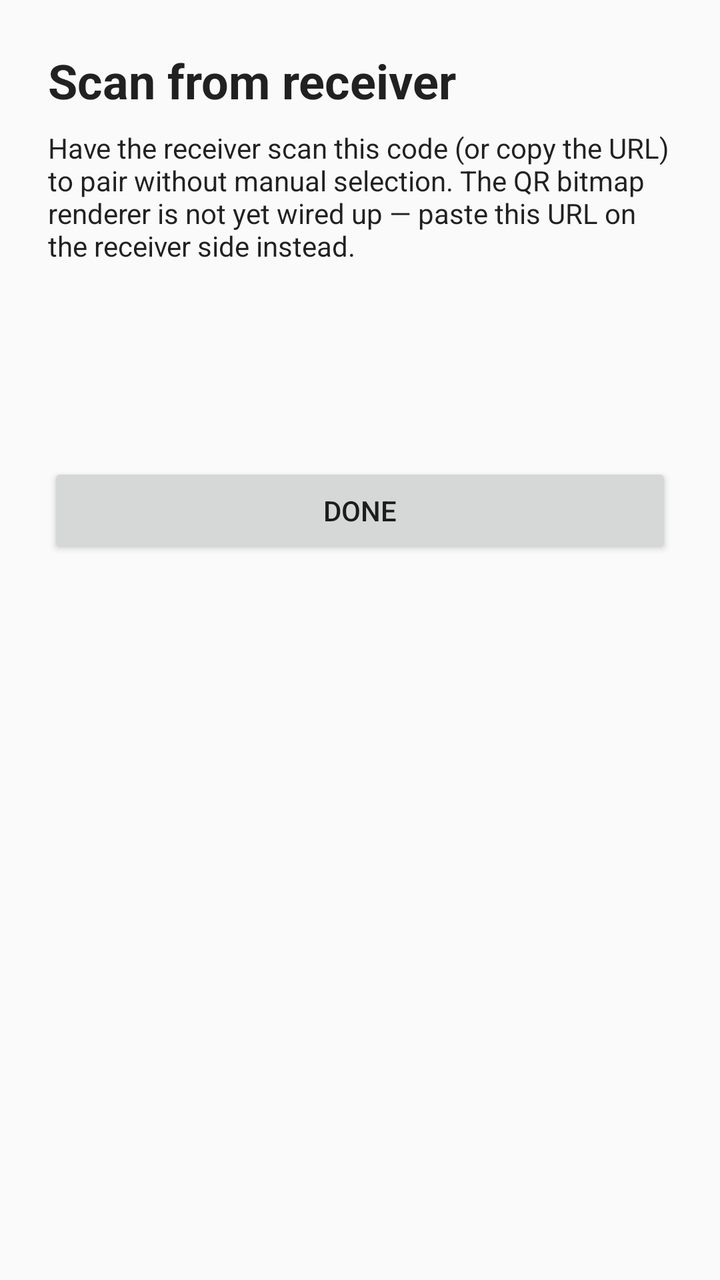
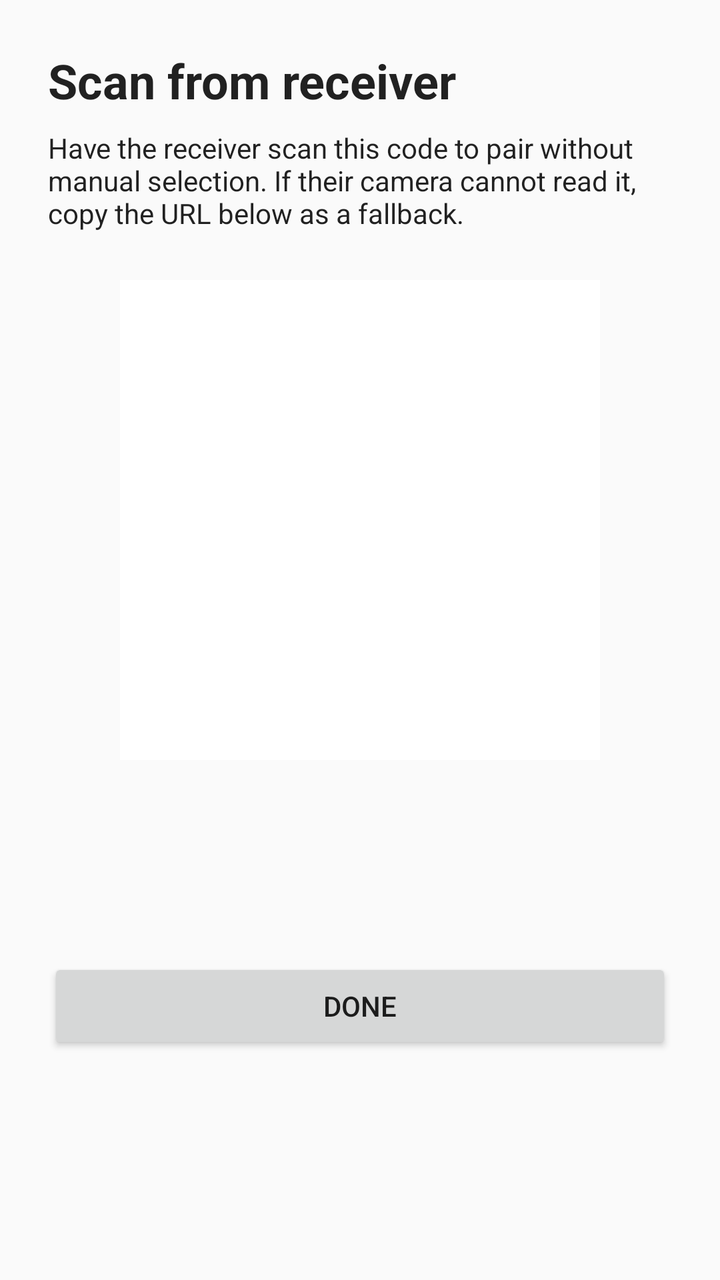

An Android layout rendered at two revisions. The XML below is the earlier revision; the diff shows what the commit changed to produce the second picture.
<!-- AndroidManifest.xml: application theme Theme.WhenVivoMeetsGoogle -->
<!-- res/layout/activity_show_qr.xml -->
<?xml version="1.0" encoding="utf-8"?>
<ScrollView xmlns:android="http://schemas.android.com/apk/res/android"
    android:layout_width="match_parent"
    android:layout_height="match_parent"
    android:fillViewport="true">

    <LinearLayout
        android:layout_width="match_parent"
        android:layout_height="wrap_content"
        android:orientation="vertical"
        android:padding="24dp">

        <TextView
            android:layout_width="match_parent"
            android:layout_height="wrap_content"
            android:text="@string/show_qr_title"
            android:textAppearance="@style/TextAppearance.AppCompat.Headline"
            android:textStyle="bold" />

        <TextView
            android:layout_width="match_parent"
            android:layout_height="wrap_content"
            android:layout_marginTop="8dp"
            android:text="@string/show_qr_intro"
            android:textAppearance="@style/TextAppearance.AppCompat.Body1" />

        <TextView
            android:id="@+id/show_qr_url"
            android:layout_width="match_parent"
            android:layout_height="wrap_content"
            android:layout_marginTop="24dp"
            android:padding="16dp"
            android:fontFamily="monospace"
            android:textIsSelectable="true"
            android:textAppearance="@style/TextAppearance.AppCompat.Body2" />

        <Button
            android:id="@+id/show_qr_done"
            android:layout_width="match_parent"
            android:layout_height="wrap_content"
            android:layout_marginTop="24dp"
            android:text="@string/show_qr_done" />

    </LinearLayout>

</ScrollView>
<!-- resources referenced by this layout -->
<resources>
  <string name="show_qr_done">Done</string>
  <string name="show_qr_intro">Have the receiver scan this code (or copy the URL) to pair without manual selection. The QR bitmap renderer is not yet wired up — paste this URL on the receiver side instead.</string>
  <string name="show_qr_title">Scan from receiver</string>
  <style name="Theme.WhenVivoMeetsGoogle" parent="Theme.AppCompat.DayNight.NoActionBar">
          <item name="android:statusBarColor" tools:targetApi="l">?attr/colorPrimary</item>
      </style>
</resources>

<!-- the commit's change to res/layout/activity_show_qr.xml (unified diff, before → after) -->
@@ -24,6 +24,16 @@
             android:text="@string/show_qr_intro"
             android:textAppearance="@style/TextAppearance.AppCompat.Body1" />
 
+        
+        <ImageView
+            android:id="@+id/show_qr_bitmap"
+            android:layout_width="240dp"
+            android:layout_height="240dp"
+            android:layout_marginTop="24dp"
+            android:layout_gravity="center_horizontal"
+            android:contentDescription="@string/show_qr_image_description"
+            android:background="@android:color/white" />
+
         <TextView
             android:id="@+id/show_qr_url"
             android:layout_width="match_parent"
<!-- resource entries referenced after the edit -->
@@ -1,7 +1,8 @@
 <!-- resources referenced by this layout -->
 <resources>
   <string name="show_qr_done">Done</string>
-  <string name="show_qr_intro">Have the receiver scan this code (or copy the URL) to pair without manual selection. The QR bitmap renderer is not yet wired up — paste this URL on the receiver side instead.</string>
+  <string name="show_qr_image_description">QR code for the Quick Share pairing URL</string>
+  <string name="show_qr_intro">Have the receiver scan this code to pair without manual selection. If their camera cannot read it, copy the URL below as a fallback.</string>
   <string name="show_qr_title">Scan from receiver</string>
   <style name="Theme.WhenVivoMeetsGoogle" parent="Theme.AppCompat.DayNight.NoActionBar">
           <item name="android:statusBarColor" tools:targetApi="l">?attr/colorPrimary</item>
